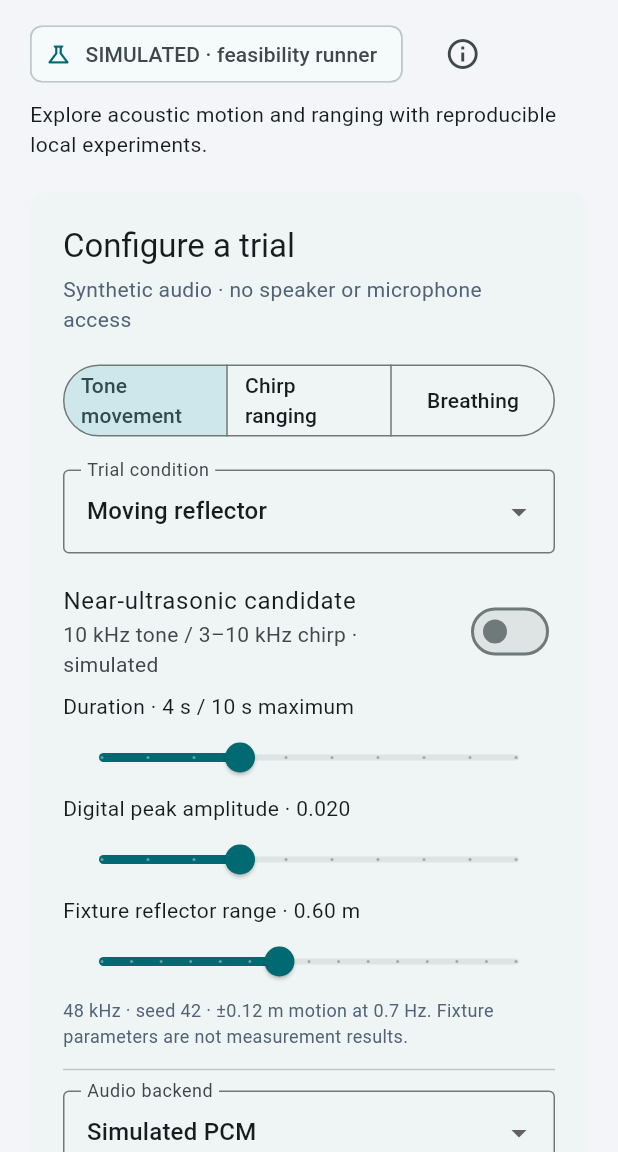
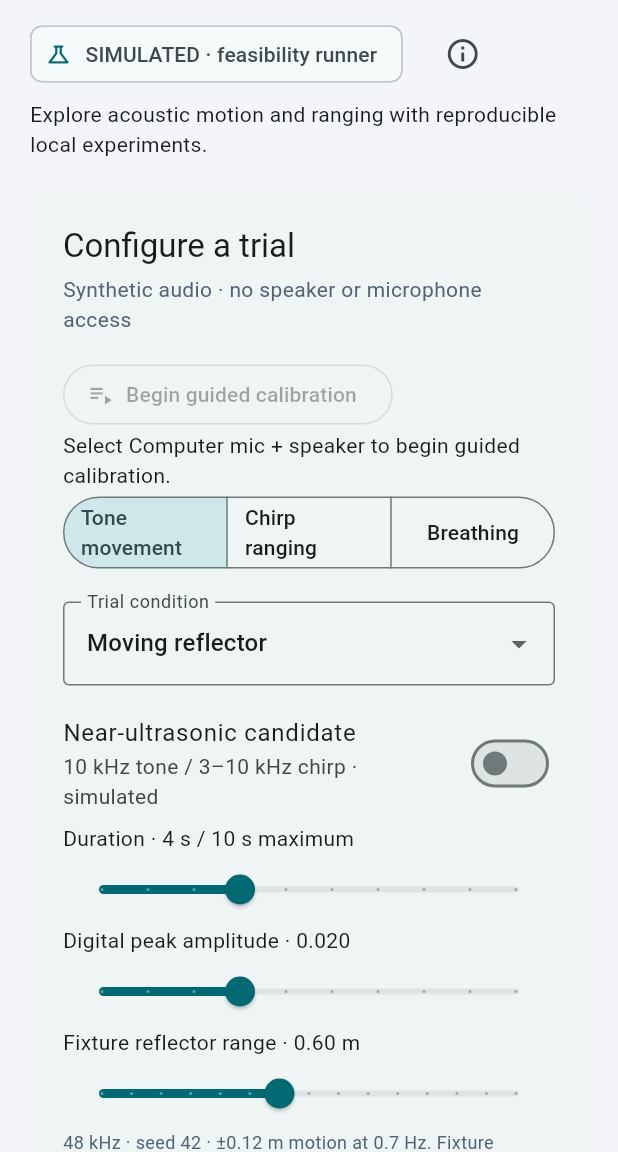
Before and after one commit to humanifest-bot/phonopticon, a Flutter app: the screen it shows after launch, on a phone screen of 412 x 824 dp, the part 84-1236 px from its top. Run offline on Flutter 3.47's test engine with Material 3 defaults, Android fonts, the phone set to English and light mode, and no system bars; missing offline and left inert: dart:html, dart:js_interop.

Commit message:
Add guided calibration trial sequence

```diff
--- a/lib/main.dart
+++ b/lib/main.dart
@@ -55,6 +55,20 @@ class ExperimentScreen extends StatefulWidget {
 
 class _ExperimentScreenState extends State<ExperimentScreen>
     with WidgetsBindingObserver {
+  static const _guidedTrialsJson = '''
+  [
+    {"id":"mic-check","mode":"tone","scenario":"transmitterOff","durationSeconds":4,"amplitude":0.02,"nearUltrasonic":false,"instruction":"Speak during the recording, then export it."},
+    {"id":"stationary","mode":"breathing","scenario":"stationary","durationSeconds":30,"amplitude":0.02,"breathingGateMeters":0.6,"nearUltrasonic":false,"instruction":"Keep the Mac and reflector still."},
+    {"id":"motion","mode":"breathing","scenario":"moving","durationSeconds":30,"amplitude":0.02,"breathingGateMeters":0.6,"nearUltrasonic":false,"instruction":"Move the reflector 5–10 mm, two seconds each way."},
+    {"id":"transmitter-off","mode":"breathing","scenario":"transmitterOff","durationSeconds":30,"amplitude":0.02,"breathingGateMeters":0.6,"nearUltrasonic":false,"instruction":"Repeat the small motion with the chirp off."}
+  ]
+  ''';
+  late final List<Map<String, dynamic>> guidedTrials =
+      (jsonDecode(_guidedTrialsJson) as List)
+          .map((step) => Map<String, dynamic>.from(step as Map))
+          .toList();
+  int? guidedIndex;
+  bool guidedExportRequested = false;
   late TrialRunner runner;
   ProbeMode mode = ProbeMode.tone;
   Scenario scenario = Scenario.moving;
@@ -70,7 +84,24 @@ class _ExperimentScreenState extends State<ExperimentScreen>
   bool get breathing => mode == ProbeMode.breathing;
   double get runDuration =>
       breathing ? ExperimentConfig.breathingSeconds : duration;
-  bool get settingsLocked => runner.busy || validationPlan != null;
+  bool get settingsLocked =>
+      runner.busy || validationPlan != null || guidedIndex != null;
+
+  void applyGuidedStep(int index) {
+    final step = guidedTrials[index];
+    setState(() {
+      guidedIndex = index;
+      guidedExportRequested = false;
+      mode = ProbeMode.values.byName(step['mode'] as String);
+      scenario = Scenario.values.byName(step['scenario'] as String);
+      duration = (step['durationSeconds'] as num).toDouble();
+      amplitude = (step['amplitude'] as num).toDouble();
+      range = (step['breathingGateMeters'] as num?)?.toDouble() ?? .6;
+      nearUltrasonic = step['nearUltrasonic'] as bool;
+      clearResults();
+    });
+  }
+
   @override
   void initState() {
     super.initState();
@@ -136,6 +167,7 @@ class _ExperimentScreenState extends State<ExperimentScreen>
       if (native &&
           mode == ProbeMode.tone &&
           calibration != null &&
+          guidedIndex == null &&
           capture != null &&
           runner.result != null) {
         runner.result = calibration!.apply(capture, runner.result!);
@@ -307,7 +339,12 @@ class _ExperimentScreenState extends State<ExperimentScreen>
       final id = 'phonopticon-${DateTime.now().toUtc().microsecondsSinceEpoch}';
       final bundle = artifactBundle(capture, runner.result, trialId: id);
       final message = await saveBundle(jsonEncode(bundle), id);
-      if (mounted) setState(() => exportStatus = message);
+      if (mounted) {
+        setState(() {
+          exportStatus = message;
+          guidedExportRequested = guidedIndex != null;
+        });
+      }
     } catch (e) {
       if (mounted) setState(() => exportStatus = 'Export failed: $e');
     } finally {
@@ -366,6 +403,11 @@ class _ExperimentScreenState extends State<ExperimentScreen>
         r != null &&
         r.quality.length == 1 &&
         r.quality.single == 'No coherent chirp probe found';
+    final guidedCanAdvance =
+        guidedExportRequested &&
+        runner.capture != null &&
+        !runner.capture!.cancelled &&
+        (r?.valid == true || offControlRecorded);
     final (status, statusIcon, statusColor) = switch (runner.state) {
       TrialState.idle => (
         'IDLE · Ready to start',
@@ -411,6 +453,7 @@ class _ExperimentScreenState extends State<ExperimentScreen>
       ),
     };
     final remaining = (runDuration - runner.elapsed).clamp(0, runDuration);
+    final guidedStep = guidedIndex == null ? null : guidedTrials[guidedIndex!];
     final controls = panel(
       Column(
         crossAxisAlignment: CrossAxisAlignment.start,
@@ -421,6 +464,42 @@ class _ExperimentScreenState extends State<ExperimentScreen>
                 ? 'Computer microphone + speaker · experimental'
                 : 'Synthetic audio · no speaker or microphone access',
           ),
+          if (guidedStep == null && validationPlan == null)
+            OutlinedButton.icon(
+              key: const Key('begin-guided'),
+              onPressed:
+                  !busy && native && runner.backend.capabilities.available
+                  ? () => applyGuidedStep(0)
+                  : null,
+              icon: const Icon(Icons.playlist_play),
+              label: const Text('Begin guided calibration'),
+            ),
+          if (guidedStep == null && !native)
+            const Text(
+              'Select Computer mic + speaker to begin guided calibration.',
+            ),
+          if (guidedStep != null) ...[
+            Text(
+              'Trial ${guidedIndex! + 1} of ${guidedTrials.length} · ${guidedStep['id']}',
+              key: const Key('guided-progress'),
+              style: Theme.of(context).textTheme.titleMedium,
+            ),
+            Text(guidedStep['instruction'] as String),
+            const Text(
+              'Export each trial before continuing. Progress resets if this page reloads.',
+            ),
+            TextButton(
+              key: const Key('end-guided'),
+              onPressed: busy || exporting
+                  ? null
+                  : () => setState(() {
+                      guidedIndex = null;
+                      guidedExportRequested = false;
+                    }),
+              child: const Text('End guided sequence'),
+            ),
+            const SizedBox(height: 12),
+          ],
           SegmentedButton<ProbeMode>(
             segments: const [
               ButtonSegment(
@@ -597,7 +676,8 @@ class _ExperimentScreenState extends State<ExperimentScreen>
                   : 'Native backend is not implemented. No silent fallback to simulation.',
               style: TextStyle(color: Color(0xffa25d18)),
             ),
-          if (native && mode == ProbeMode.tone) ...calibrationControls(),
+          if (native && mode == ProbeMode.tone && guidedStep == null)
+            ...calibrationControls(),
           const SizedBox(height: 12),
           TrialGuide(
             mode: mode,
@@ -616,6 +696,7 @@ class _ExperimentScreenState extends State<ExperimentScreen>
                   onPressed:
                       busy ||
                           slotRecorded ||
+                          (guidedStep != null && guidedCanAdvance) ||
                           !runner.backend.capabilities.available
                       ? null
                       : start,
@@ -676,6 +757,37 @@ class _ExperimentScreenState extends State<ExperimentScreen>
                 'Check the Mac’s Sound input meter. Then try Tone movement → Transmitter off for 4 seconds while speaking.',
               ),
             ),
+          if (guidedStep != null && guidedExportRequested && !guidedCanAdvance)
+            const Text(
+              'This capture needs attention. Retry the trial before continuing.',
+            ),
+          if (guidedStep != null && guidedCanAdvance) ...[
+            const SizedBox(height: 12),
+            Text(
+              guidedIndex == 0
+                  ? 'Confirm the microphone check captured your voice before continuing.'
+                  : 'Confirm the trial bundle downloaded before continuing.',
+            ),
+            FilledButton.icon(
+              key: const Key('next-guided'),
+              onPressed: () {
+                if (guidedIndex! + 1 == guidedTrials.length) {
+                  setState(() {
+                    guidedIndex = null;
+                    guidedExportRequested = false;
+                  });
+                } else {
+                  applyGuidedStep(guidedIndex! + 1);
+                }
+              },
+              icon: const Icon(Icons.arrow_forward),
+              label: Text(
+                guidedIndex! + 1 == guidedTrials.length
+                    ? 'Finish guided sequence'
+                    : 'Next trial',
+              ),
+            ),
+          ],
         ],
       ),
     );
```
Also changed, not shown: 3 other files.
